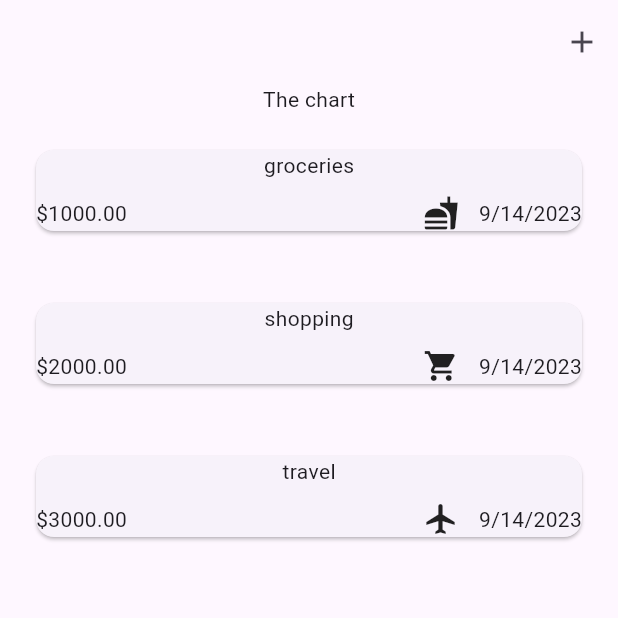
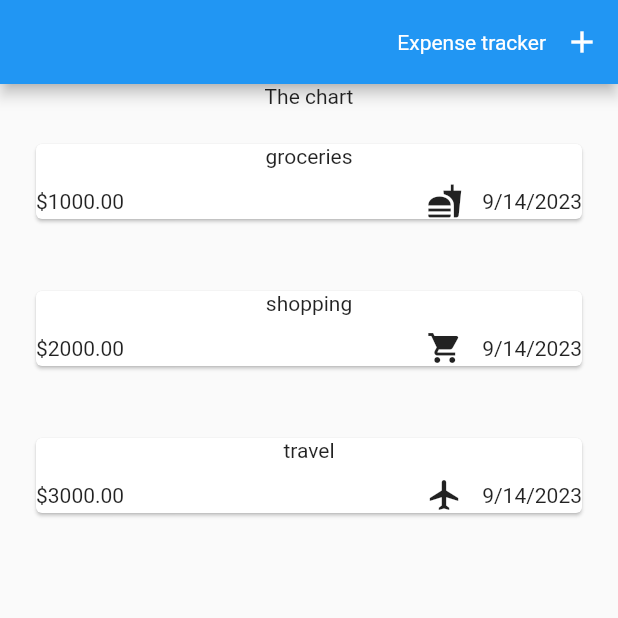
Before and after one commit to Aravindraj2k04/expense-tracker, a Flutter app: the screen it shows after launch, after a tap on the "add" icon, on a phone screen of 412 x 824 dp, the top half of it. Run offline on Flutter 3.47's test engine with Material 2 defaults, Android fonts, the phone set to English and light mode, and no system bars.

Commit message:
title added

```diff
--- a/lib/main.dart
+++ b/lib/main.dart
@@ -4,13 +4,17 @@ import 'expenses.dart';
 void main() {
   runApp(
     MaterialApp(
-      theme: ThemeData(useMaterial3: true),
-      title: "Expense tracker",
+      //theme: ThemeData(useMaterial3: true),
+      title:('Expense tracker'),
       home: SafeArea(
         child: Scaffold(
           appBar:
               AppBar(actions: [
-                //backgroundcolor: Colors.red,
+                Title(
+                  color: Colors.blueAccent,
+                   child: Center(child: Text("Expense tracker")),
+                   ),
+                //backgroundColor: Colors.red,
                 IconButton(
                   onPressed: (){},
                    icon: Icon(Icons.add))]),
```
